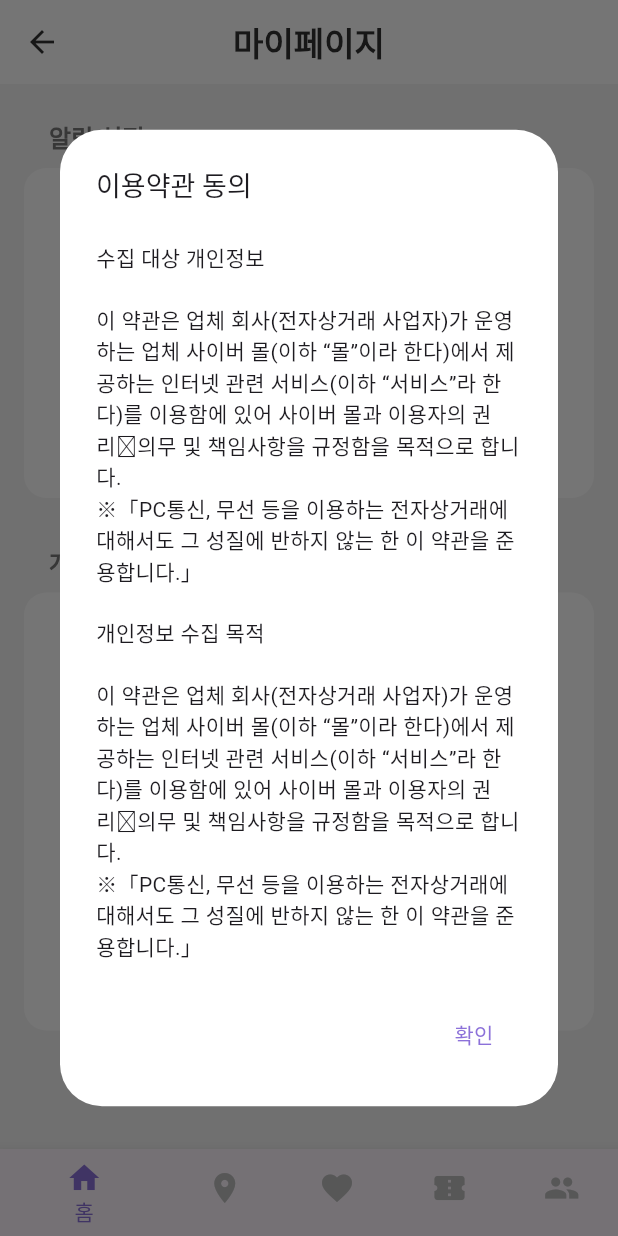
After one commit to sh1257/SW_Festival_Jalapeno, a Flutter app: the SettingsPage screen opened directly, after a tap on "자세히 보기", on a phone screen of 412 x 824 dp. The commit adds this screen. Run offline on Flutter 3.47's test engine with Material 3 defaults, Android fonts, the phone set to English and light mode, and no system bars; our stand-ins replace carousel_slider.

Commit message:
create mypage

```diff
--- /dev/null
+++ b/noshow_ket/lib/mypage.dart
@@ -0,0 +1,370 @@
+import 'package:flutter/material.dart';
+import 'widgets.dart';
+
+void main() {
+  runApp(MyApp());
+}
+
+class MyApp extends StatelessWidget {
+  @override
+  Widget build(BuildContext context) {
+    return MaterialApp(
+      home: SettingsPage(),
+      debugShowCheckedModeBanner: false,
+    );
+  }
+}
+
+class SettingsPage extends StatefulWidget {
+  @override
+  _SettingsPageState createState() => _SettingsPageState();
+}
+
+class _SettingsPageState extends State<SettingsPage> {
+  bool _pushNotification = true;
+  bool _sound = false;
+  bool _vibration = false;
+  int _currentIndex = 4;
+
+  @override
+  Widget build(BuildContext context) {
+    return Scaffold(
+      appBar: AppBar(
+        title: const Text(
+          '마이페이지',
+          style: TextStyle(color: Color(0xFF333333), fontWeight: FontWeight.bold),
+        ),
+        backgroundColor: Colors.white,
+        elevation: 0,
+        leading: IconButton(
+          icon: const Icon(Icons.arrow_back, color: Color(0xFF333333)),
+          onPressed: () {
+            Navigator.of(context).pop();
+          },
+        ),
+        centerTitle: true,
+      ),
+      body: Padding(
+        padding: const EdgeInsets.all(16.0),
+        child: Column(
+          crossAxisAlignment: CrossAxisAlignment.start,
+          children: [
+            const Padding(
+              padding: EdgeInsets.all(8.0),
+              child: Text(
+                '  알림 설정',
+                style: TextStyle(
+                  fontSize: 16,
+                  fontWeight: FontWeight.bold,
+                  color: Color(0xFF777777),
+                ),
+              ),
+            ),
+            Card(
+              elevation: 0,
+              color: Colors.white,
+              margin: EdgeInsets.zero,  // 카드의 기본 margin 제거
+              shape: RoundedRectangleBorder(
+                borderRadius: BorderRadius.circular(15),
+              ),
+              child: Padding(  // 카드 내부에 패딩 추가
+                padding: const EdgeInsets.all(10.0),  // 패딩을 추가하여 여백 확보
+                child: Column(
+                  children: [
+                    SwitchListTile(
+                      title: const Text('푸시 알림'),
+                      value: _pushNotification,
+                      activeColor: const Color(0xFF8C71D9),  // 스위치가 ON 상태일 때 색상 지정
+                      onChanged: (bool value) {
+                        setState(() {
+                          _pushNotification = value;
+                        });
+                      },
+                    ),
+                    const Padding(
+                      padding: EdgeInsets.symmetric(horizontal: 20.0),
+                      child: Divider(
+                        color: Color(0xFFBDBDBD),
+                        thickness: 1,
+                      ),
+                    ),
+                    SwitchListTile(
+                      title: const Text('소리'),
+                      value: _sound,
+                      activeColor: const Color(0xFF8C71D9),  // 스위치가 ON 상태일 때 색상 지정
+                      onChanged: (bool value) {
+                        setState(() {
+                          _sound = value;
+                        });
+                      },
+                    ),
+                    const Padding(
+                      padding: EdgeInsets.symmetric(horizontal: 20.0),
+                      child: Divider(
+                        color: Color(0xFFBDBDBD),
+                        thickness: 1,
+                      ),
+                    ),
+                    SwitchListTile(
+                      title: const Text('진동'),
+                      value: _vibration,
+                      activeColor: const Color(0xFF8C71D9),  // 스위치가 ON 상태일 때 색상 지정
+                      onChanged: (bool value) {
+                        setState(() {
+                          _vibration = value;
+                        });
+                      },
+                    ),
+                  ],
+                ),
+              ),
+            ),
+            const Padding(
+              padding: EdgeInsets.all(8.0),
+              child: Text(
+                '\n  개인정보 관리',
+                style: TextStyle(
+                  fontSize: 16,
+                  fontWeight: FontWeight.bold,
+                  color: Color(0xFF777777),
+                ),
+              ),
+            ),
+            Card(
+              elevation: 0,
+              color: Colors.white,
+              margin: EdgeInsets.zero,  // 카드의 기본 margin 제거
+              shape: RoundedRectangleBorder(
+                borderRadius: BorderRadius.circular(15),
+              ),
+              child: Padding(  // 카드 내부에 패딩 추가
+                padding: const EdgeInsets.all(10.0),  // 패딩을 추가하여 여백 확보
+                child: Column(
+                  children: [
+                    ListTile(
+                      title: const Text('내 정보 관리'),
+                    ),
+                    const Padding(
+                      padding: EdgeInsets.symmetric(horizontal: 20.0),
+                      child: Divider(
+                        color: Color(0xFFBDBDBD),
+                        thickness: 1,
+                      ),
+                    ),
+                    ListTile(
+                      title: const Text('고객센터'),
+                    ),
+                    const Padding(
+                      padding: EdgeInsets.symmetric(horizontal: 20.0),
+                      child: Divider(
+                        color: Color(0xFFBDBDBD),
+                        thickness: 1,
+                      ),
+                    ),
+                    ListTile(
+                      title: const Text('이용약관 동의'),
+                      trailing: TextButton(
+                        onPressed: () {
+                          // '연결 해제' 버튼 클릭 시 실행될 코드 작성
+                          dialog1();
+                        },
+                        child: const Text(
+                          '자세히 보기',
+                          style: TextStyle(
+                            fontSize: 12,
+                            color: Color(0xFF777777),
+                            decoration: TextDecoration.underline, // 밑줄 추가
+                          ),
+                        ),
+                      ),
+                    ),
+                    const Padding(
+                      padding: EdgeInsets.symmetric(horizontal: 20.0),
+                      child: Divider(
+                        color: Color(0xFFBDBDBD),
+                        thickness: 1,
+                      ),
+                    ),
+                    ListTile(
+                      title: const Text('개인정보 처리 방침'),
+                      trailing: TextButton(
+                        onPressed: () {
+                          // '연결 해제' 버튼 클릭 시 실행될 코드 작성
+                          dialog2();
+                        },
+                        child: const Text(
+                          '자세히 보기',
+                          style: TextStyle(
+                            fontSize: 12,
+                            color: Color(0xFF777777),
+                            decoration: TextDecoration.underline, // 밑줄 추가
+                          ),
+                        ),
+                      ),
+                    ),
+                  ],
+                ),
+              ),
+            ),
+            ListTile(
+              trailing: TextButton(
+                onPressed: () {
+                  // '연결 해제' 버튼 클릭 시 실행될 코드 작성
+                  logout();
+                },
+                child: const Text(
+                  '로그아웃',
+                  style: TextStyle(
+                    fontSize: 12,
+                    color: Color(0xFF999999),
+                    decoration: TextDecoration.underline, // 밑줄 추가
+                  ),
+                ),
+              ),
+            ),
+          ],
+        ),
+      ),
+      backgroundColor: const Color(0xFFF5F5F5),
+      bottomNavigationBar: BottomNavigationBar(
+        items: buildBottomNavigationItems(_currentIndex),
+        currentIndex: _currentIndex,
+        onTap: (index) {
+          setState(() {
+            _currentIndex = index;
+          });
+    if (index == 4) {
+    Navigator.pushReplacement(
+    context,
+    MaterialPageRoute(builder: (context) => SettingsPage()),
+    );
+    }
+    },
+        selectedItemColor: const Color(0xFFF8C71D9),
+        unselectedItemColor: const Color(0xFFBDBDBD),
+      ),
+    );
+  }
+  void dialog1() async {
+    TextEditingController _textFieldController = TextEditingController();
+
+    return showDialog<void>(
+      context: context,
+      barrierDismissible: true, // user must tap button!
+      builder: (BuildContext context) {
+        return AlertDialog(
+          backgroundColor: Colors.white,
+          title: const Text(
+            '이용약관 동의',
+            style: TextStyle(fontSize: 18),
+          ),
+          content: SingleChildScrollView(
+            child: ListBody(
+              children: <Widget>[
+                const SizedBox(height: 10),
+                Text(
+                  '수집 대상 개인정보'
+                      '\n\n이 약관은 업체 회사(전자상거래 사업자)가 운영하는 업체 사이버 몰(이하 “몰”이라 한다)에서 제공하는 인터넷 관련 서비스(이하 “서비스”라 한다)를 이용함에 있어 사이버 몰과 이용자의 권리․의무 및 책임사항을 규정함을 목적으로 합니다.'
+                      '\n※「PC통신, 무선 등을 이용하는 전자상거래에 대해서도 그 성질에 반하지 않는 한 이 약관을 준용합니다.」'
+                      '\n\n개인정보 수집 목적'
+                      '\n\n이 약관은 업체 회사(전자상거래 사업자)가 운영하는 업체 사이버 몰(이하 “몰”이라 한다)에서 제공하는 인터넷 관련 서비스(이하 “서비스”라 한다)를 이용함에 있어 사이버 몰과 이용자의 권리․의무 및 책임사항을 규정함을 목적으로 합니다.'
+                      '\n※「PC통신, 무선 등을 이용하는 전자상거래에 대해서도 그 성질에 반하지 않는 한 이 약관을 준용합니다.」',
+                ),
+              ],
+            ),
+          ),
+          actions: <Widget>[
+            TextButton(
+              child: const Text(
+                '확인',
+                style: TextStyle(color: Color(0xFF8C71D9)),
+              ),
+              onPressed: () {
+                Navigator.of(context).pop();
+              },
+            ),
+          ],
+        );
+      },
+    );
+  }
+  void dialog2() async {
+    TextEditingController _textFieldController = TextEditingController();
+
+    return showDialog<void>(
+      context: context,
+      barrierDismissible: true, // user must tap button!
+      builder: (BuildContext context) {
+        return AlertDialog(
+          backgroundColor: Colors.white,
+          title: const Text(
+            '개인정보 처리 방침',
+            style: TextStyle(fontSize: 18),
+          ),
+          content: SingleChildScrollView(
+            child: ListBody(
+              children: <Widget>[
+                const SizedBox(height: 10),
+                Text(
+                  '제1조(목적)'
+                      '\n\n이 약관은 업체 회사(전자상거래 사업자)가 운영하는 업체 사이버 몰(이하 “몰”이라 한다)에서 제공하는 인터넷 관련 서비스(이하 “서비스”라 한다)를 이용함에 있어 사이버 몰과 이용자의 권리․의무 및 책임사항을 규정함을 목적으로 합니다.'
+                      '\n※「PC통신, 무선 등을 이용하는 전자상거래에 대해서도 그 성질에 반하지 않는 한 이 약관을 준용합니다.」'
+                      '\n\n제2조(관리)'
+                      '\n\n이 약관은 업체 회사(전자상거래 사업자)가 운영하는 업체 사이버 몰(이하 “몰”이라 한다)에서 제공하는 인터넷 관련 서비스(이하 “서비스”라 한다)를 이용함에 있어 사이버 몰과 이용자의 권리․의무 및 책임사항을 규정함을 목적으로 합니다.',
+                ),
+              ],
+            ),
+          ),
+          actions: <Widget>[
+            TextButton(
+              child: const Text(
+                '확인',
+                style: TextStyle(color: Color(0xFF8C71D9)),
+              ),
+              onPressed: () {
+                Navigator.of(context).pop();
+              },
+            ),
+          ],
+        );
+      },
+    );
+  }
+  void logout() async {
+    TextEditingController _textFieldController = TextEditingController();
+
+    return showDialog<void>(
+      context: context,
+      barrierDismissible: true, // user must tap button!
+      builder: (BuildContext context) {
+        return AlertDialog(
+          backgroundColor: Colors.white,
+          title: const Text(
+            '  로그아웃 하시겠습니까?',
+            style: TextStyle(fontSize: 18),
+          ),
+          actions: <Widget>[
+            TextButton(
+              child: const Text(
+                '취소',
+                style: TextStyle(color: Color(0xFF999999)),
+              ),
+              onPressed: () {
+                Navigator.of(context).pop();
+              },
+            ),
+            TextButton(
+              child: const Text(
+                '확인',
+                style: TextStyle(color: Color(0xFF8C71D9)),
+              ),
+              onPressed: () {
+                Navigator.of(context).pop();
+              },
+            ),
+          ],
+        );
+      },
+    );
+  }
+}
--- a/noshow_ket/lib/widgets.dart
+++ b/noshow_ket/lib/widgets.dart
@@ -36,7 +36,7 @@ List<BottomNavigationBarItem> buildBottomNavigationItems(int selectedIndex) {
             ? const Color(0xFF8C71D9)
             : const Color(0xFFBDBDBD),
       ),
-      label: '티켓',
+      label: '예약',
     ),
     BottomNavigationBarItem(
       icon: Icon(
@@ -45,7 +45,7 @@ List<BottomNavigationBarItem> buildBottomNavigationItems(int selectedIndex) {
             ? const Color(0xFF8C71D9)
             : const Color(0xFFBDBDBD),
       ),
-      label: '랭킹',
+      label: '마이페이지',
     ),
   ];
 }
```
